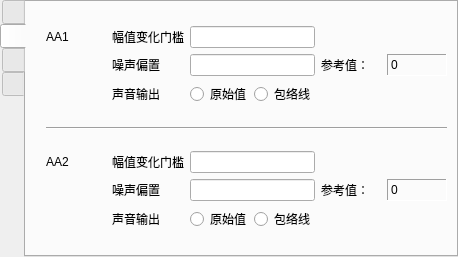
Old version of the form Gui/Options/debugui.ui in the repository rpdhunter/swbox.
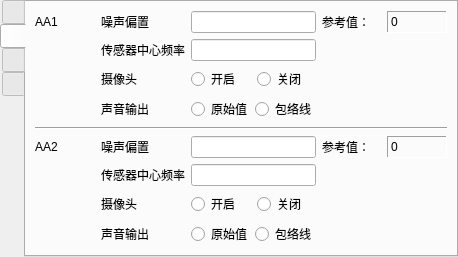
New version of the form. The open tabs and pages were chosen to show the change.

```diff
--- a/Gui/Options/debugui.ui
+++ b/Gui/Options/debugui.ui
@@ -431,77 +431,24 @@
       <attribute name="title">
        <string/>
       </attribute>
-      <layout class="QVBoxLayout" name="verticalLayout_3">
-       <property name="leftMargin">
-        <number>20</number>
-       </property>
+      <layout class="QVBoxLayout" name="verticalLayout_2">
        <item>
         <layout class="QGridLayout" name="gridLayout_3">
-         <item row="1" column="2">
-          <widget class="QLineEdit" name="lineEdit_L1_offset">
-           <property name="sizePolicy">
-            <sizepolicy hsizetype="Preferred" vsizetype="Fixed">
-             <horstretch>0</horstretch>
-             <verstretch>0</verstretch>
-            </sizepolicy>
-           </property>
+         <item row="2" column="1">
+          <widget class="QLabel" name="label_L1_Camera">
            <property name="text">
-            <string/>
+            <string>摄像头</string>
            </property>
           </widget>
          </item>
-         <item row="0" column="2">
-          <widget class="QLineEdit" name="lineEdit_L1_Step">
-           <property name="sizePolicy">
-            <sizepolicy hsizetype="Preferred" vsizetype="Fixed">
-             <horstretch>0</horstretch>
-             <verstretch>0</verstretch>
-            </sizepolicy>
-           </property>
-          </widget>
-         </item>
-         <item row="0" column="1">
-          <widget class="QLabel" name="label_L1_SET1">
+         <item row="0" column="0">
+          <widget class="QLabel" name="label_L1">
            <property name="text">
-            <string>幅值变化门槛</string>
+            <string>AA1</string>
            </property>
           </widget>
          </item>
-         <item row="1" column="3">
-          <widget class="QLabel" name="label_8">
-           <property name="text">
-            <string>参考值：</string>
-           </property>
-          </widget>
-         </item>
-         <item row="1" column="1">
-          <widget class="QLabel" name="label_5">
-           <property name="text">
-            <string>噪声偏置</string>
-           </property>
-          </widget>
-         </item>
-         <item row="1" column="4">
-          <widget class="QLabel" name="lab_offset_noise_L1">
-           <property name="frameShape">
-            <enum>QFrame::Panel</enum>
-           </property>
-           <property name="frameShadow">
-            <enum>QFrame::Sunken</enum>
-           </property>
-           <property name="text">
-            <string notr="true">0</string>
-           </property>
-          </widget>
-         </item>
-         <item row="3" column="1">
-          <widget class="QLabel" name="label">
-           <property name="text">
-            <string>声音输出</string>
-           </property>
-          </widget>
-         </item>
-         <item row="3" column="2">
+         <item row="6" column="2">
           <layout class="QHBoxLayout" name="horizontalLayout_2">
            <property name="spacing">
             <number>3</number>
@@ -522,10 +469,85 @@
            </item>
           </layout>
          </item>
-         <item row="0" column="0">
-          <widget class="QLabel" name="label_L1">
+         <item row="6" column="1">
+          <widget class="QLabel" name="label">
            <property name="text">
-            <string>AA1</string>
+            <string>声音输出</string>
+           </property>
+          </widget>
+         </item>
+         <item row="2" column="2">
+          <layout class="QHBoxLayout" name="horizontalLayout_7">
+           <item>
+            <widget class="QRadioButton" name="rbt_L1_camera_on">
+             <property name="text">
+              <string>开启</string>
+             </property>
+            </widget>
+           </item>
+           <item>
+            <widget class="QRadioButton" name="rbt_L1_camera_off">
+             <property name="text">
+              <string>关闭</string>
+             </property>
+            </widget>
+           </item>
+          </layout>
+         </item>
+         <item row="0" column="2">
+          <widget class="QLineEdit" name="lineEdit_L1_offset">
+           <property name="sizePolicy">
+            <sizepolicy hsizetype="Preferred" vsizetype="Fixed">
+             <horstretch>0</horstretch>
+             <verstretch>0</verstretch>
+            </sizepolicy>
+           </property>
+           <property name="text">
+            <string/>
+           </property>
+          </widget>
+         </item>
+         <item row="0" column="4">
+          <widget class="QLabel" name="lab_offset_noise_L1">
+           <property name="frameShape">
+            <enum>QFrame::Panel</enum>
+           </property>
+           <property name="frameShadow">
+            <enum>QFrame::Sunken</enum>
+           </property>
+           <property name="text">
+            <string notr="true">0</string>
+           </property>
+          </widget>
+         </item>
+         <item row="0" column="1">
+          <widget class="QLabel" name="label_5">
+           <property name="text">
+            <string>噪声偏置</string>
+           </property>
+          </widget>
+         </item>
+         <item row="0" column="3">
+          <widget class="QLabel" name="label_8">
+           <property name="text">
+            <string>参考值：</string>
+           </property>
+          </widget>
+         </item>
+         <item row="1" column="1">
+          <widget class="QLabel" name="label_L1_Freq">
+           <property name="text">
+            <string>传感器中心频率</string>
+           </property>
+          </widget>
+         </item>
+         <item row="1" column="2">
+          <widget class="QLineEdit" name="lineEdit_L1_Freq">
+           <property name="sizePolicy">
+            <sizepolicy hsizetype="Preferred" vsizetype="Fixed">
+             <horstretch>0</horstretch>
+             <verstretch>0</verstretch>
+            </sizepolicy>
            </property>
           </widget>
          </item>
@@ -540,64 +562,7 @@
        </item>
        <item>
         <layout class="QGridLayout" name="gridLayout_7">
-         <item row="0" column="1">
-          <widget class="QLabel" name="label_L2_SET1">
-           <property name="text">
-            <string>幅值变化门槛</string>
-           </property>
-          </widget>
-         </item>
-         <item row="1" column="4">
-          <widget class="QLabel" name="lab_offset_noise_L2">
-           <property name="frameShape">
-            <enum>QFrame::Panel</enum>
-           </property>
-           <property name="frameShadow">
-            <enum>QFrame::Sunken</enum>
-           </property>
-           <property name="text">
-            <string notr="true">0</string>
-           </property>
-          </widget>
-         </item>
-         <item row="1" column="2">
-          <widget class="QLineEdit" name="lineEdit_L2_offset">
-           <property name="sizePolicy">
-            <sizepolicy hsizetype="Preferred" vsizetype="Fixed">
-             <horstretch>0</horstretch>
-             <verstretch>0</verstretch>
-            </sizepolicy>
-           </property>
-           <property name="text">
-            <string/>
-           </property>
-          </widget>
-         </item>
-         <item row="0" column="2">
-          <widget class="QLineEdit" name="lineEdit_L2_Step">
-           <property name="sizePolicy">
-            <sizepolicy hsizetype="Preferred" vsizetype="Fixed">
-             <horstretch>0</horstretch>
-             <verstretch>0</verstretch>
-            </sizepolicy>
-           </property>
-          </widget>
-         </item>
-         <item row="1" column="3">
-          <widget class="QLabel" name="label_10">
-           <property name="text">
-            <string>参考值：</string>
-           </property>
-          </widget>
-         </item>
-         <item row="1" column="1">
-          <widget class="QLabel" name="label_7">
-           <property name="text">
-            <string>噪声偏置</string>
-           </property>
-          </widget>
-         </item>
-         <item row="3" column="2">
+         <item row="5" column="2">
           <layout class="QHBoxLayout" name="horizontalLayout_4">
            <property name="spacing">
             <number>3</number>
@@ -618,7 +583,7 @@
            </item>
           </layout>
          </item>
-         <item row="3" column="1">
+         <item row="5" column="1">
           <widget class="QLabel" name="label_2">
            <property name="text">
             <string>声音输出</string>
@@ -632,6 +597,88 @@
            </property>
           </widget>
          </item>
+         <item row="2" column="1">
+          <widget class="QLabel" name="label_L2_Camera">
+           <property name="text">
+            <string>摄像头</string>
+           </property>
+          </widget>
+         </item>
+         <item row="2" column="2">
+          <layout class="QHBoxLayout" name="horizontalLayout_8">
+           <item>
+            <widget class="QRadioButton" name="rbt_L2_camera_on">
+             <property name="text">
+              <string>开启</string>
+             </property>
+            </widget>
+           </item>
+           <item>
+            <widget class="QRadioButton" name="rbt_L2_camera_off">
+             <property name="text">
+              <string>关闭</string>
+             </property>
+            </widget>
+           </item>
+          </layout>
+         </item>
+         <item row="1" column="1">
+          <widget class="QLabel" name="label_L2_Freq">
+           <property name="text">
+            <string>传感器中心频率</string>
+           </property>
+          </widget>
+         </item>
+         <item row="1" column="2">
+          <widget class="QLineEdit" name="lineEdit_L2_Freq">
+           <property name="sizePolicy">
+            <sizepolicy hsizetype="Preferred" vsizetype="Fixed">
+             <horstretch>0</horstretch>
+             <verstretch>0</verstretch>
+            </sizepolicy>
+           </property>
+          </widget>
+         </item>
+         <item row="0" column="1">
+          <widget class="QLabel" name="label_7">
+           <property name="text">
+            <string>噪声偏置</string>
+           </property>
+          </widget>
+         </item>
+         <item row="0" column="2">
+          <widget class="QLineEdit" name="lineEdit_L2_offset">
+           <property name="sizePolicy">
+            <sizepolicy hsizetype="Preferred" vsizetype="Fixed">
+             <horstretch>0</horstretch>
+             <verstretch>0</verstretch>
+            </sizepolicy>
+           </property>
+           <property name="text">
+            <string/>
+           </property>
+          </widget>
+         </item>
+         <item row="0" column="3">
+          <widget class="QLabel" name="label_10">
+           <property name="text">
+            <string>参考值：</string>
+           </property>
+          </widget>
+         </item>
+         <item row="0" column="4">
+          <widget class="QLabel" name="lab_offset_noise_L2">
+           <property name="frameShape">
+            <enum>QFrame::Panel</enum>
+           </property>
+           <property name="frameShadow">
+            <enum>QFrame::Sunken</enum>
+           </property>
+           <property name="text">
+            <string notr="true">0</string>
+           </property>
+          </widget>
+         </item>
         </layout>
        </item>
       </layout>
```
Left out of the diff: 2 changed lines with no effect on the pictures.
